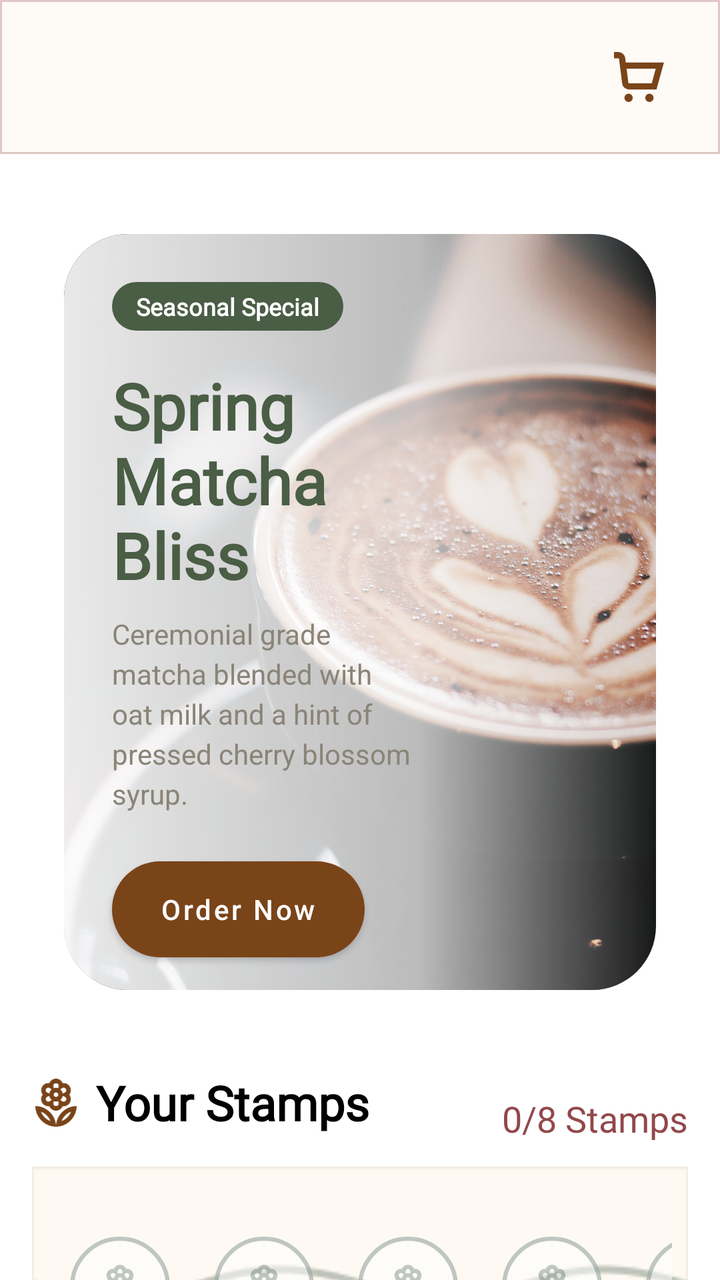
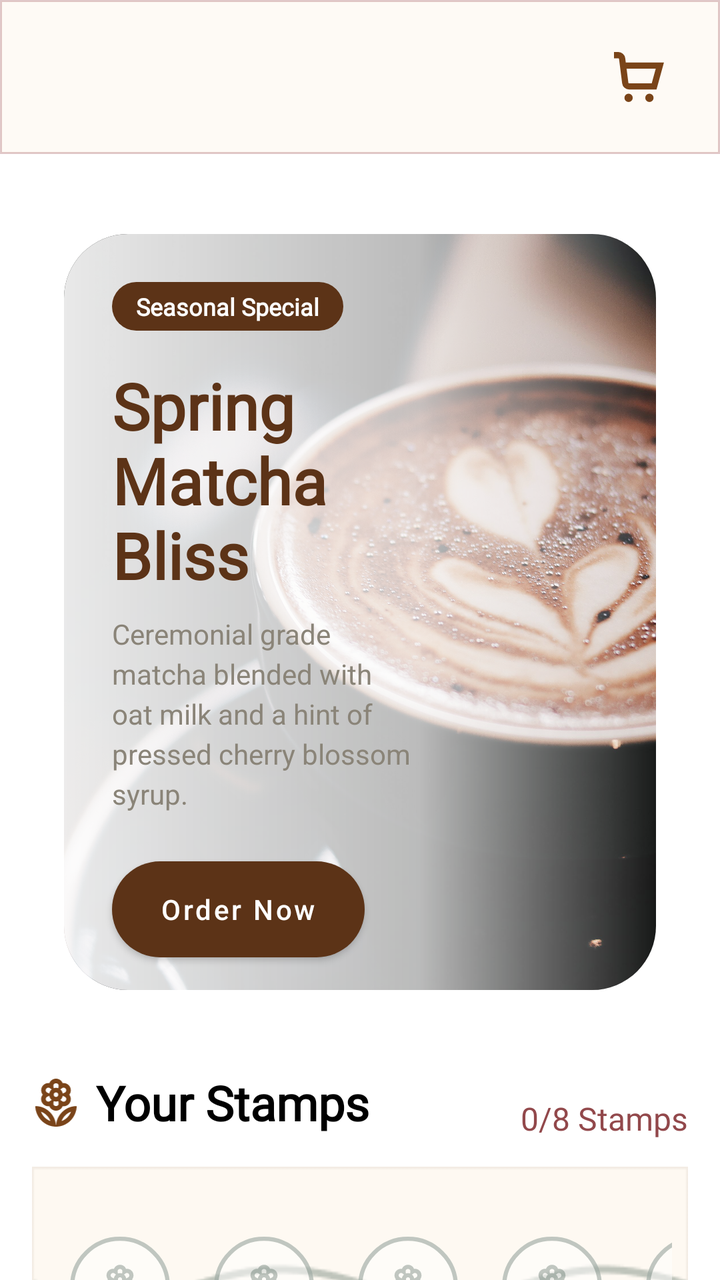

An Android layout rendered at two revisions. The XML below is the earlier revision; the diff shows what the commit changed to produce the second picture.
<!-- AndroidManifest.xml: application theme Theme.PersonalMidterm -->
<!-- res/layout/fragment_home.xml -->
<?xml version="1.0" encoding="utf-8"?>
<androidx.core.widget.NestedScrollView xmlns:android="http://schemas.android.com/apk/res/android"
    xmlns:app="http://schemas.android.com/apk/res-auto"
    xmlns:tools="http://schemas.android.com/tools"
    android:theme="@style/Theme.PersonalMidterm"
    android:layout_width="match_parent"
    android:layout_height="match_parent"
    android:fillViewport="true">

    <LinearLayout
        android:layout_width="match_parent"
        android:layout_height="wrap_content"
        android:orientation="vertical">
        <include
            android:id="@+id/header"
            layout="@layout/layout_app_header" />

        <LinearLayout
            android:layout_width="match_parent"
            android:layout_height="wrap_content"
            android:orientation="vertical"
            android:paddingBottom="16dp"
            android:paddingLeft="16dp"
            android:paddingRight="16dp">



            
            <androidx.constraintlayout.widget.ConstraintLayout
                android:layout_width="match_parent"
                android:layout_height="wrap_content"
                android:layout_marginTop="24dp"
                android:padding="16dp">

                <com.google.android.material.card.MaterialCardView
                    android:id="@+id/hero_card"
                    android:layout_width="0dp"
                    android:layout_height="wrap_content"
                    app:cardCornerRadius="32dp"
                    app:layout_constraintHeight_max="378dp"
                    app:layout_constraintWidth_max="450dp"
                    app:cardElevation="0dp"
                    app:layout_constraintEnd_toEndOf="parent"
                    app:layout_constraintStart_toStartOf="parent"
                    app:layout_constraintTop_toTopOf="parent"
                    app:layout_constraintBottom_toBottomOf="parent">

                    <androidx.constraintlayout.widget.ConstraintLayout
                        android:layout_width="match_parent"
                        android:layout_height="match_parent">

                        <ImageView
                            android:id="@+id/hero_image"
                            android:layout_width="match_parent"
                            android:layout_height="match_parent"
                            android:scaleType="centerCrop"
                            android:src="@drawable/drinks_dark_espresso" />

                        <View
                            android:layout_width="match_parent"
                            android:layout_height="match_parent"
                            android:background="@drawable/hero_fade_overlay" />

                        <TextView
                            android:id="@+id/hero_badge"
                            android:layout_width="wrap_content"
                            android:layout_height="wrap_content"
                            android:layout_marginStart="24dp"
                            android:layout_marginTop="24dp"
                            android:background="@android:drawable/toast_frame"
                            android:backgroundTint="@color/theme_green_badge"
                            android:paddingHorizontal="12dp"
                            android:paddingVertical="4dp"
                            android:text="Seasonal Special"
                            android:textColor="@color/white"
                            android:fontFamily="@font/manrope_bold"
                            android:textSize="12sp"
                            android:textStyle="bold"
                            app:layout_constraintStart_toStartOf="parent"
                            app:layout_constraintTop_toTopOf="parent" />

                        <TextView
                            android:id="@+id/hero_title"
                            android:layout_width="0dp"
                            android:layout_height="wrap_content"
                            android:layout_marginStart="24dp"
                            android:layout_marginTop="16dp"
                            android:layout_marginEnd="100dp"
                            android:fontFamily="@font/playfairdisplay_bold"
                            android:text="Spring Matcha Bliss"
                            android:textColor="@color/theme_green_badge"
                            android:textSize="32sp"
                            android:textStyle="bold"
                            app:layout_constraintEnd_toEndOf="parent"
                            app:layout_constraintStart_toStartOf="parent"
                            app:layout_constraintTop_toBottomOf="@id/hero_badge" />

                        <TextView
                            android:id="@+id/hero_description"
                            android:layout_width="0dp"
                            android:layout_height="wrap_content"
                            android:layout_marginStart="24dp"
                            android:layout_marginEnd="120dp"
                            android:text="Ceremonial grade matcha blended with oat milk and a hint of pressed cherry blossom syrup."
                            android:textColor="@color/theme_muted"
                            android:textSize="14sp"
                            android:lineHeight="20dp"
                            app:layout_constraintEnd_toEndOf="parent"
                            app:layout_constraintStart_toStartOf="parent"
                            app:layout_constraintTop_toBottomOf="@id/hero_title"
                            app:layout_constraintBottom_toTopOf="@id/hero_button"
                            android:layout_marginTop="8dp"
                            app:layout_constraintVertical_bias="0.0"
                            android:layout_marginBottom="8dp"/>

                        <com.google.android.material.button.MaterialButton
                            android:id="@+id/hero_button"
                            android:layout_width="wrap_content"
                            android:layout_height="wrap_content"
                            android:layout_marginStart="24dp"
                            android:layout_marginBottom="16dp"
                            android:layout_marginTop="16dp"
                            android:insetTop="0dp"
                            android:insetBottom="0dp"
                            android:paddingHorizontal="24dp"
                            android:text="Order Now"
                            android:textAllCaps="false"
                            android:textColor="@color/white"
                            app:backgroundTint="@color/theme_brown"
                            app:cornerRadius="24dp"
                            app:layout_constraintBottom_toBottomOf="parent"
                            app:layout_constraintStart_toStartOf="parent"
                            app:layout_constraintTop_toBottomOf="@id/hero_description" />

                    </androidx.constraintlayout.widget.ConstraintLayout>

                </com.google.android.material.card.MaterialCardView>
            </androidx.constraintlayout.widget.ConstraintLayout>

            <include
                android:id="@+id/loyalty_card"
                layout="@layout/layout_loyalty" />

            
            <LinearLayout
                android:layout_width="wrap_content"
                android:layout_height="wrap_content"
                android:orientation="horizontal"
                android:gravity="center_vertical">

                <ImageView
                    android:id="@+id/iv_saved_recipes_heart"
                    android:layout_width="20dp"
                    android:layout_height="20dp"
                    android:src="@drawable/ic_full_heart"
                    app:tint="@color/theme_brown"/>

                <TextView
                    android:layout_width="wrap_content"
                    android:layout_height="wrap_content"
                    android:layout_marginStart="8dp"
                    android:text="Saved Recipes"
                    android:textSize="24sp"
                    android:fontFamily="@font/playfairdisplay_bold"
                    android:textColor="@color/black"
                    android:textStyle="bold" />
            </LinearLayout>

            <androidx.recyclerview.widget.RecyclerView
                android:id="@+id/saved_recipes_recycler"
                android:layout_width="match_parent"
                android:layout_height="wrap_content"
                android:layout_marginTop="8dp"
                app:layoutManager="androidx.recyclerview.widget.GridLayoutManager"
                tools:listitem="@layout/item_recipe"
                tools:itemCount="4"
                app:spanCount="2" />

        </LinearLayout>
    </LinearLayout>

</androidx.core.widget.NestedScrollView>
<!-- res/layout/layout_app_header.xml (included above) -->
<?xml version="1.0" encoding="utf-8"?>
<androidx.constraintlayout.widget.ConstraintLayout xmlns:android="http://schemas.android.com/apk/res/android"
    xmlns:app="http://schemas.android.com/apk/res-auto"
    android:layout_width="match_parent"
    android:layout_height="wrap_content"
    android:padding="16dp"
    android:background="@drawable/bg_header">

    <ImageView
        android:id="@+id/back_button"
        android:layout_width="wrap_content"
        android:layout_height="wrap_content"
        android:src="@drawable/ic_back_arrow"
        android:visibility="gone"
        app:layout_constraintBottom_toBottomOf="parent"
        app:layout_constraintStart_toStartOf="parent"
        app:layout_constraintTop_toTopOf="parent" />

    <ImageButton
        android:id="@+id/user_avatar"
        android:layout_width="40dp"
        android:layout_height="40dp"
        android:src="@drawable/profile"
        android:scaleType="fitCenter"
        android:padding="8dp"
        android:backgroundTint="@android:color/transparent"
        android:visibility="gone"
        app:layout_constraintBottom_toBottomOf="parent"
        app:layout_constraintStart_toStartOf="parent"
        app:layout_constraintTop_toTopOf="parent" />

    <LinearLayout
        android:id="@+id/greeting_container"
        android:layout_width="wrap_content"
        android:layout_height="wrap_content"
        android:layout_marginStart="12dp"
        android:orientation="vertical"
        android:visibility="gone"
        app:layout_constraintBottom_toBottomOf="parent"
        app:layout_constraintStart_toEndOf="@id/user_avatar"
        app:layout_constraintTop_toTopOf="parent">

        <TextView
            android:id="@+id/greeting_text"
            android:layout_width="wrap_content"
            android:layout_height="wrap_content"
            android:text="Good Morning,"
            android:textColor="@color/theme_brown"
            android:textStyle="bold"
            android:fontFamily="@font/playfairdisplay_bold"
            android:textSize="18sp" />

        <TextView
            android:id="@+id/greeting_subtitle"
            android:layout_width="wrap_content"
            android:layout_height="wrap_content"
            android:text="Ready for your daily brew?"
            android:textSize="12sp"
            android:fontFamily="@font/manrope_regular" />
    </LinearLayout>

    <TextView
        android:id="@+id/screen_title"
        android:layout_width="wrap_content"
        android:layout_height="wrap_content"
        android:textSize="24sp"
        android:textStyle="bold"
        android:text="Menu"
        android:textColor="@color/theme_brown"
        android:fontFamily="@font/playfairdisplay_bold"
        android:visibility="gone"
        app:layout_constraintBottom_toBottomOf="parent"
        app:layout_constraintEnd_toEndOf="parent"
        app:layout_constraintStart_toStartOf="parent"
        app:layout_constraintTop_toTopOf="parent" />


    <ImageButton
        android:id="@+id/cart_icon"
        android:layout_width="wrap_content"
        android:layout_height="wrap_content"
        android:src="@drawable/ic_cart"
        android:scaleType="fitCenter"
        app:tint="@color/theme_brown"
        android:backgroundTint="@android:color/transparent"
        android:visibility="visible"
        app:layout_constraintBottom_toBottomOf="parent"
        app:layout_constraintEnd_toEndOf="parent"
        app:layout_constraintTop_toTopOf="parent"
        />

    <ImageButton
        android:id="@+id/favorite_icon"
        android:layout_width="wrap_content"
        android:layout_height="wrap_content"
        app:tint="@color/theme_brown"
        android:src="@drawable/ic_full_heart"
        android:backgroundTint="@android:color/transparent"
        android:visibility="gone"
        app:layout_constraintBottom_toBottomOf="parent"
        app:layout_constraintEnd_toStartOf="@id/cart_icon"
        app:layout_constraintTop_toTopOf="parent"
        android:layout_marginEnd="4dp"/>

</androidx.constraintlayout.widget.ConstraintLayout>
<!-- res/layout/layout_loyalty.xml (included above) -->
<?xml version="1.0" encoding="utf-8"?>
<androidx.constraintlayout.widget.ConstraintLayout xmlns:android="http://schemas.android.com/apk/res/android"
    xmlns:app="http://schemas.android.com/apk/res-auto"
    android:id="@+id/loyalty_card"
    android:layout_width="match_parent"
    android:layout_height="wrap_content"
    android:layout_marginTop="24dp"
    android:layout_marginBottom="24dp">

<ImageView
    android:id="@+id/iv_loyalty_logo"
    android:layout_width="24dp"
    android:layout_height="24dp"
    android:src="@drawable/ic_logo"
    app:tint="@color/theme_brown"
    app:layout_constraintStart_toStartOf="parent"
    app:layout_constraintTop_toTopOf="@id/your_reward_header"
    app:layout_constraintBottom_toBottomOf="@id/your_reward_header" />

<TextView
    android:id="@+id/your_reward_header"
    android:layout_width="wrap_content"
    android:layout_height="wrap_content"
    android:layout_marginStart="8dp"
    android:fontFamily="@font/playfairdisplay_bold"
    android:text="Your Stamps"
    android:textColor="@color/black"
    android:textSize="24sp"
    android:textStyle="bold"
    app:layout_constraintStart_toEndOf="@id/iv_loyalty_logo"
    app:layout_constraintTop_toTopOf="parent" />
<TextView
    android:id="@+id/tv_stamps_count"
    android:layout_width="wrap_content"
    android:layout_height="wrap_content"
    app:layout_constraintEnd_toEndOf="parent"
    app:layout_constraintTop_toTopOf="parent"
    android:text="0/8 Stamps"
    android:textSize="18sp"
    android:textColor="@color/theme_maroon"
    android:fontFamily="@font/manrope_bold"
    app:layout_constraintBottom_toTopOf="@+id/loyalty_vine"/>

<HorizontalScrollView
    android:id="@+id/loyalty_vine"
    android:layout_width="0dp"
    android:layout_height="120dp"
    android:layout_marginTop="16dp"
    android:padding="8dp"
    android:scrollbars="none"
    android:fillViewport="true"
    android:background="@drawable/loyalty_bg"
    app:layout_constraintEnd_toEndOf="parent"
    app:layout_constraintStart_toStartOf="parent"
    app:layout_constraintTop_toBottomOf="@id/your_reward_header">

    <LinearLayout
        android:id="@+id/stamps_container"
        android:layout_width="match_parent"
        android:layout_height="match_parent"
        android:orientation="horizontal"
        android:gravity="center_vertical"
        android:weightSum="8">
        
        <include layout="@layout/item_stamp_slot" android:layout_width="0dp" android:layout_height="match_parent" android:layout_weight="1" />
        <include layout="@layout/item_stamp_slot" android:layout_width="0dp" android:layout_height="match_parent" android:layout_weight="1" />
        <include layout="@layout/item_stamp_slot" android:layout_width="0dp" android:layout_height="match_parent" android:layout_weight="1" />
        <include layout="@layout/item_stamp_slot" android:layout_width="0dp" android:layout_height="match_parent" android:layout_weight="1" />
        <include layout="@layout/item_stamp_slot" android:layout_width="0dp" android:layout_height="match_parent" android:layout_weight="1" />
        <include layout="@layout/item_stamp_slot" android:layout_width="0dp" android:layout_height="match_parent" android:layout_weight="1" />
        <include layout="@layout/item_stamp_slot" android:layout_width="0dp" android:layout_height="match_parent" android:layout_weight="1" />
        <include layout="@layout/item_stamp_slot" android:layout_width="0dp" android:layout_height="match_parent" android:layout_weight="1" />
    </LinearLayout>
</HorizontalScrollView>
</androidx.constraintlayout.widget.ConstraintLayout>
<!-- res/layout/item_recipe.xml (included above) -->
<?xml version="1.0" encoding="utf-8"?>
<androidx.constraintlayout.widget.ConstraintLayout xmlns:android="http://schemas.android.com/apk/res/android"
    xmlns:app="http://schemas.android.com/apk/res-auto"
    android:layout_width="match_parent"
    android:layout_height="wrap_content"

    >
    <com.google.android.material.card.MaterialCardView
        android:layout_width="wrap_content"
        android:layout_height="wrap_content"
        app:cardCornerRadius="24dp"
        android:backgroundTint="@color/card_cream"
        android:layout_marginTop="8dp"
        android:layout_marginBottom="8dp"
        app:layout_constraintEnd_toEndOf="parent"
        app:layout_constraintStart_toStartOf="parent"
        app:layout_constraintTop_toTopOf="parent"
        app:layout_constraintBottom_toBottomOf="parent">

        <androidx.constraintlayout.widget.ConstraintLayout
            android:layout_width="match_parent"
            android:layout_height="wrap_content"
            android:padding="12dp"
            >
            <com.google.android.material.card.MaterialCardView
                android:id="@+id/recipe_photo"
                android:layout_width="wrap_content"
                android:layout_height="wrap_content"
                app:cardCornerRadius="16dp"
                app:cardElevation="0dp"
                app:layout_constraintHeight_max="145dp"
                app:layout_constraintWidth_max="145dp"
                app:layout_constraintDimensionRatio="1:1"
                app:layout_constraintStart_toStartOf="parent"
                app:layout_constraintTop_toTopOf="parent">
                    <ImageView
                    android:id="@+id/hero_image"
                    android:layout_width="match_parent"
                    android:layout_height="match_parent"
                    android:scaleType="centerCrop"
                    android:src="@drawable/drinks_dark_espresso" />
            </com.google.android.material.card.MaterialCardView>
            <TextView
                android:id="@+id/recipe_name"
                android:layout_width="match_parent"
                android:layout_height="wrap_content"
                app:layout_constraintStart_toStartOf="parent"
                app:layout_constraintTop_toBottomOf="@id/recipe_photo"
                android:text="Lavender Gray"
                android:textColor="@color/text_primary"
                android:fontFamily="@font/manrope_bold"
                android:textSize="14sp"
                android:layout_marginTop="8dp"/>
            <TextView
                android:id="@+id/recipe_details"
                android:layout_width="match_parent"
                android:maxWidth="145dp"
                android:layout_height="wrap_content"
                app:layout_constraintStart_toStartOf="@id/recipe_name"
                app:layout_constraintTop_toBottomOf="@id/recipe_name"
                android:textColor="@color/text_secondary"
                android:textSize="11sp"
                android:text="Iced, 50% Sweet, 50% Ice, 3 extra shots, Vanilla"
                android:ellipsize="end"
                android:lines="2"
                android:fontFamily="@font/manrope_medium"
                android:layout_marginTop="2dp"/>
            <TextView
                android:id="@+id/recipe_price"
                android:layout_width="wrap_content"
                android:layout_height="wrap_content"
                app:layout_constraintStart_toStartOf="@id/recipe_name"
                app:layout_constraintTop_toBottomOf="@id/recipe_details"
                android:textColor="@color/theme_brown"
                android:text="100.000d"
                android:textSize="14sp"
                android:fontFamily="@font/manrope_bold"
                android:layout_marginTop="4dp"/>
        </androidx.constraintlayout.widget.ConstraintLayout>
    </com.google.android.material.card.MaterialCardView>
</androidx.constraintlayout.widget.ConstraintLayout>
<!-- res/layout/item_stamp_slot.xml (included above) -->
<?xml version="1.0" encoding="utf-8"?>
<FrameLayout xmlns:android="http://schemas.android.com/apk/res/android"
    android:layout_width="match_parent"
    android:layout_height="match_parent"
    android:minWidth="72dp">

    <ImageView
        android:id="@+id/stamp_icon"
        android:layout_width="50dp"
        android:layout_height="50dp"
        android:layout_gravity="center"
        android:scaleType="fitCenter"
        android:src="@drawable/empty_stamp" />
</FrameLayout>
<!-- resources referenced by this layout -->
<resources>
  <color name="black">#FF000000</color>
  <color name="card_cream">#FEF9F2</color>
  <color name="text_primary">#1D1C18</color>
  <color name="text_secondary">#554336</color>
  <color name="theme_brown">#7A4419</color>
  <color name="theme_green_badge">#4A5D45</color>
  <color name="theme_maroon">#92484B</color>
  <color name="theme_muted">#8A8478</color>
  <color name="white">#FFFFFFFF</color>
  <!-- drawable bg_header (drawable) -->
  <shape xmlns:android="http://schemas.android.com/apk/res/android">
      <solid android:color="#FEFAF5" />
      <stroke android:color="#519F5255"/>
      <stroke android:width="1dp"/>
  </shape>
  <!-- drawable hero_fade_overlay (drawable) -->
  <?xml version="1.0" encoding="utf-8"?>
  <shape xmlns:android="http://schemas.android.com/apk/res/android">
      <gradient
          android:angle="0"
          android:startColor="#E6FFFFFF"
          android:centerColor="#B3FFFFFF"
          android:endColor="#00FFFFFF"
          android:centerX="0.6"
          android:type="linear" />
  </shape>
  <!-- drawable ic_back_arrow (drawable) -->
  <vector xmlns:android="http://schemas.android.com/apk/res/android"
      android:width="16dp"
      android:height="16dp"
      android:viewportWidth="16"
      android:viewportHeight="16">
    <path
        android:pathData="M3.825,9L9.425,14.6L8,16L0,8L8,0L9.425,1.4L3.825,7H16V9H3.825Z"
        android:fillColor="#8D4B00"/>
  </vector>
  <!-- drawable ic_cart (drawable) -->
  <vector xmlns:android="http://schemas.android.com/apk/res/android"
      android:width="25dp"
      android:height="25dp"
      android:viewportWidth="24"
      android:viewportHeight="24">
    <path
        android:fillColor="#FF000000"
        android:pathData="M7,22m-2,0a2,2 0,1 1,4 0a2,2 0,1 1,-4 0"/>
    <path
        android:fillColor="#FF000000"
        android:pathData="M17,22m-2,0a2,2 0,1 1,4 0a2,2 0,1 1,-4 0"/>
    <path
        android:fillColor="#FF000000"
        android:pathData="M5.654,5 L5.391,2.938A3.328,3.328 0,0 0,2.087 0H0V3H2.087a0.331,0.331 0,0 1,0.326 0.3l1.5,11.759A3.327,3.327 0,0 0,7.217 18H20.4L23.974,5ZM18.112,15H7.217a0.329,0.329 0,0 1,-0.325 -0.3L6.037,8h14Z"/>
  </vector>
  <!-- drawable ic_full_heart (drawable) -->
  <vector xmlns:android="http://schemas.android.com/apk/res/android"
      android:width="24dp"
      android:height="24dp"
      android:viewportWidth="24"
      android:viewportHeight="24">
    <path
        android:fillColor="#FF000000"
        android:pathData="M17.5,0.917a6.4,6.4 0,0 0,-5.5 3.3A6.4,6.4 0,0 0,6.5 0.917,6.8 6.8,0 0,0 0,7.967c0,6.775 10.956,14.6 11.422,14.932l0.578,0.409 0.578,-0.409C13.044,22.569 24,14.742 24,7.967A6.8,6.8 0,0 0,17.5 0.917Z"/>
  </vector>
  <style name="Theme.PersonalMidterm" parent="Theme.MaterialComponents.DayNight.NoActionBar">
          <item name="android:textColorPrimary">@color/text_primary</item>
          <item name="android:textColorSecondary">@color/text_primary</item>
          
          <item name="android:statusBarColor">?attr/colorPrimaryVariant</item>
          
      </style>
  <!-- unchanged entries left out for length: 5 -->
</resources>

<!-- the commit's change to res/layout/fragment_home.xml (unified diff, before → after) -->
@@ -68,7 +68,7 @@
                             android:layout_marginStart="24dp"
                             android:layout_marginTop="24dp"
                             android:background="@android:drawable/toast_frame"
-                            android:backgroundTint="@color/theme_green_badge"
+                            android:backgroundTint="@color/theme_dark_brown"
                             android:paddingHorizontal="12dp"
                             android:paddingVertical="4dp"
                             android:text="Seasonal Special"
@@ -88,7 +88,7 @@
                             android:layout_marginEnd="100dp"
                             android:fontFamily="@font/playfairdisplay_bold"
                             android:text="Spring Matcha Bliss"
-                            android:textColor="@color/theme_green_badge"
+                            android:textColor="@color/theme_dark_brown"
                             android:textSize="32sp"
                             android:textStyle="bold"
                             app:layout_constraintEnd_toEndOf="parent"
@@ -126,7 +126,7 @@
                             android:text="Order Now"
                             android:textAllCaps="false"
                             android:textColor="@color/white"
-                            app:backgroundTint="@color/theme_brown"
+                            app:backgroundTint="@color/theme_dark_brown"
                             app:cornerRadius="24dp"
                             app:layout_constraintBottom_toBottomOf="parent"
                             app:layout_constraintStart_toStartOf="parent"
@@ -175,6 +175,17 @@
                 tools:listitem="@layout/item_recipe"
                 tools:itemCount="4"
                 app:spanCount="2" />
+            <TextView
+                android:id="@+id/saved_recipes_empty"
+                android:layout_width="wrap_content"
+                android:layout_height="wrap_content"
+                android:textAlignment="center"
+                android:layout_gravity="center_horizontal"
+                android:text="No saved recipes yet.\nTap ♡ while customizing your drink to save it here."
+                android:layout_marginTop="24dp"
+                android:fontFamily="@font/manrope_medium"
+                android:lineHeight="20dp"
+                android:textColor="@color/text_primary"/>
 
         </LinearLayout>
     </LinearLayout>
@@ -325,7 +336,7 @@
     app:layout_constraintEnd_toEndOf="parent"
     app:layout_constraintTop_toTopOf="parent"
     android:text="0/8 Stamps"
-    android:textSize="18sp"
+    android:textSize="16sp"
     android:textColor="@color/theme_maroon"
     android:fontFamily="@font/manrope_bold"
     app:layout_constraintBottom_toTopOf="@+id/loyalty_vine"/>
<!-- resource entries referenced after the edit -->
@@ -5,7 +5,7 @@
   <color name="text_primary">#1D1C18</color>
   <color name="text_secondary">#554336</color>
   <color name="theme_brown">#7A4419</color>
-  <color name="theme_green_badge">#4A5D45</color>
+  <color name="theme_dark_brown">#5C3317</color>
   <color name="theme_maroon">#92484B</color>
   <color name="theme_muted">#8A8478</color>
   <color name="white">#FFFFFFFF</color>
